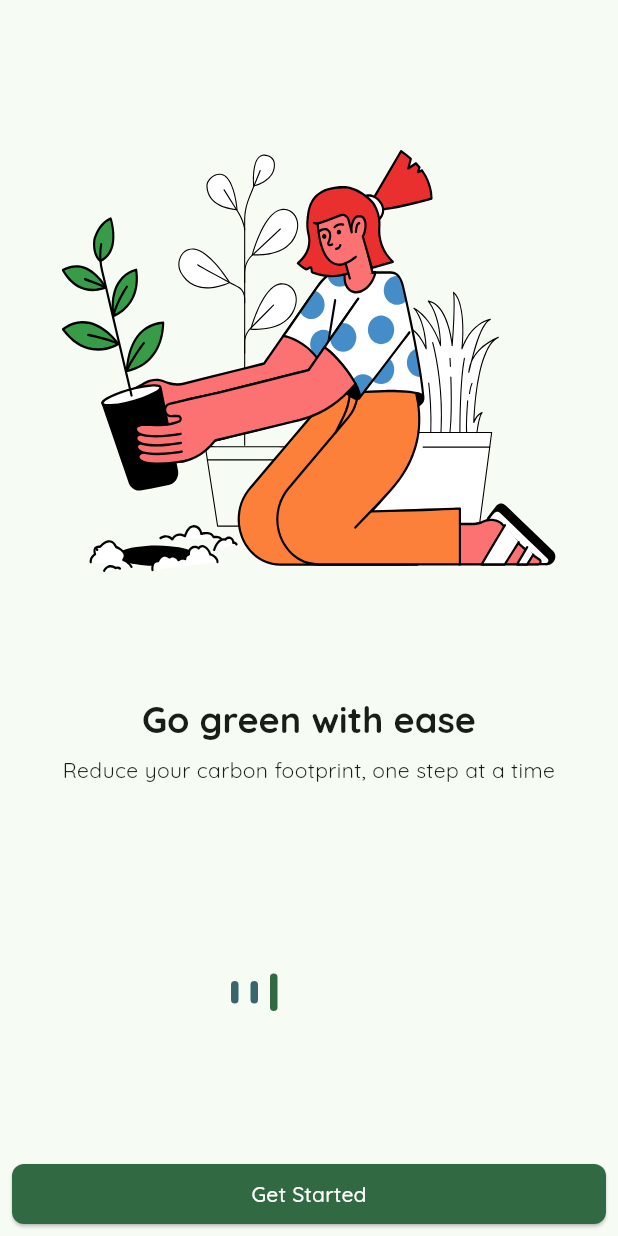
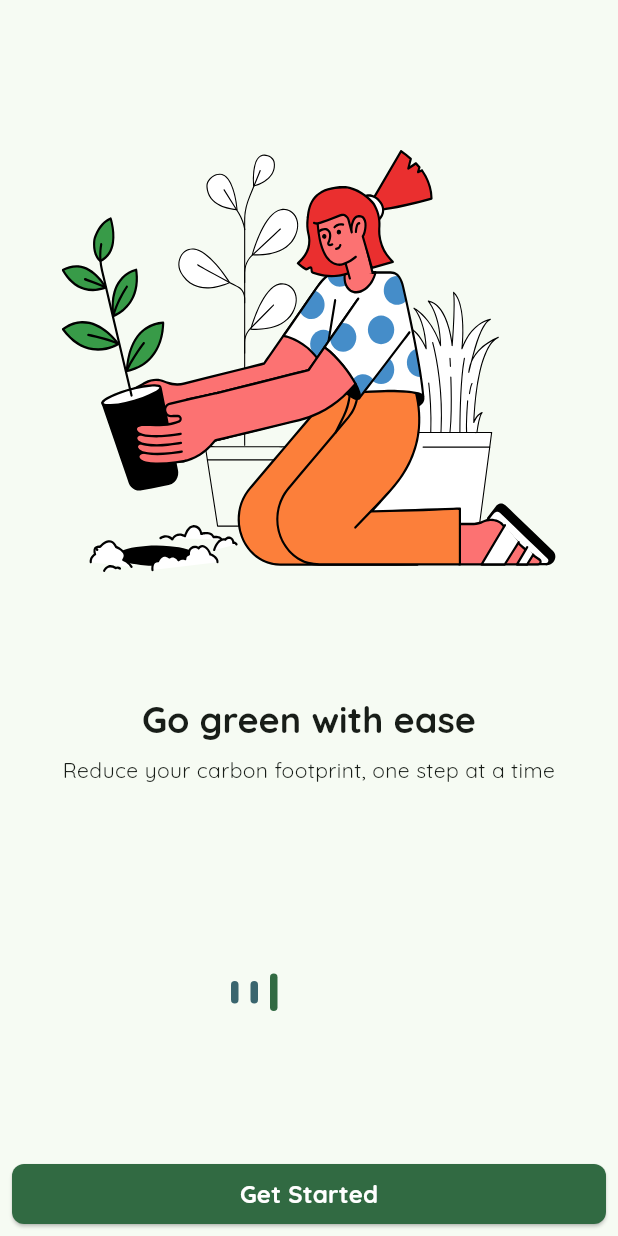
Before and after one commit to Quingsley/CarbonZero, a Flutter app: the screen it shows after launch, swiped to page 3, on a phone screen of 412 x 824 dp. Run offline on Flutter 3.47's test engine with Material 3 defaults, Android fonts, the phone set to English and light mode, and no system bars; our stand-ins replace cloud_firestore, country_picker, equatable, firebase_auth, firebase_core, firebase_crashlytics and 16 more; missing offline and left inert: firebase_app_check, flutter_face_pile; accounts and stored records are empty; generated files the repository leaves out were written again; project files that could hold a hidden picture were left out.

Commit message:
Update text style and font weight in PrimaryButton widget

```diff
--- a/lib/core/widgets/primary_button.dart
+++ b/lib/core/widgets/primary_button.dart
@@ -40,8 +40,9 @@ class PrimaryButton extends StatelessWidget {
             ),
           Text(
             text,
-            style: Theme.of(context).textTheme.labelLarge?.copyWith(
+            style: Theme.of(context).textTheme.titleMedium?.copyWith(
                   color: Theme.of(context).colorScheme.onPrimary,
+                  fontWeight: FontWeight.w700,
                 ),
           ),
         ],
```
